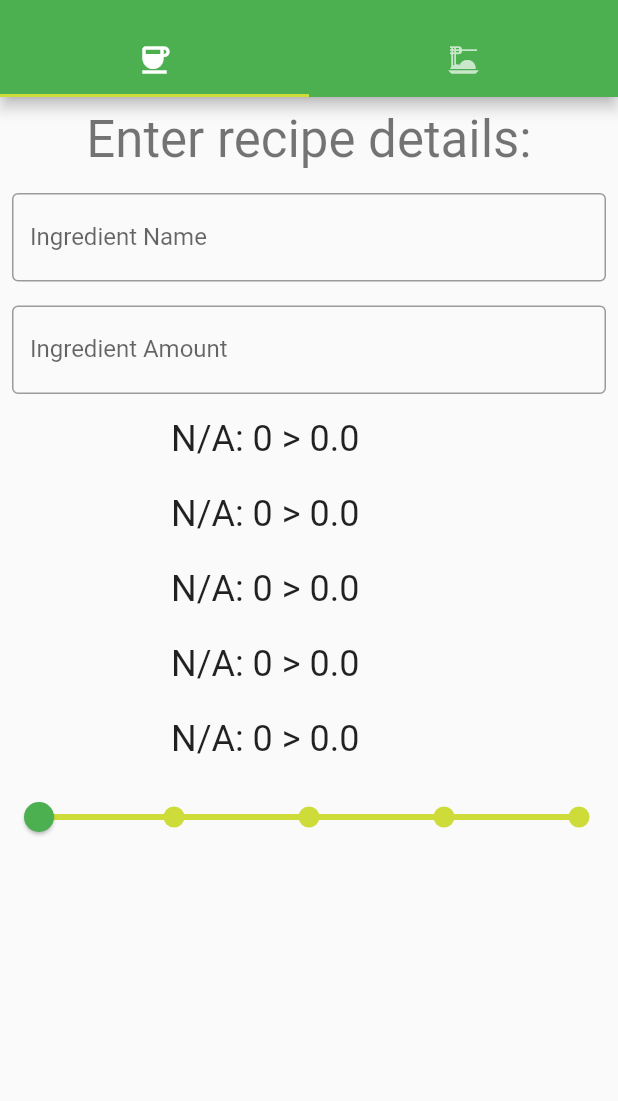
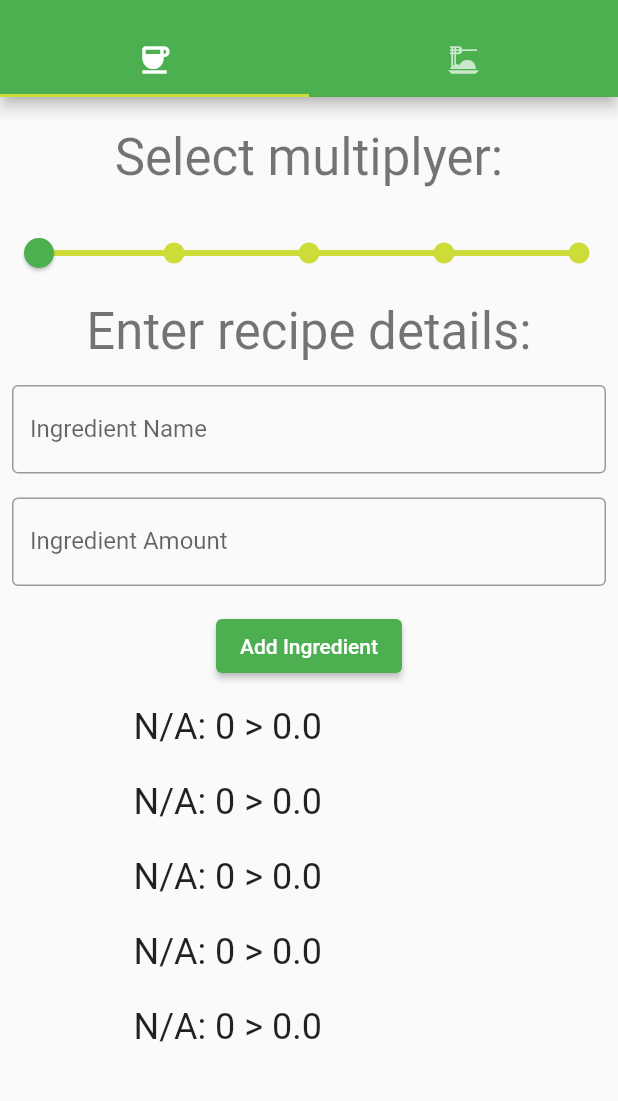
Before and after one commit to t-hamilton20/ESSDev_MobileDev, a Flutter app: the screen it shows after launch, on a phone screen of 412 x 824 dp, the part 59-1160 px from its top. Run offline on Flutter 3.47's test engine with Material 2 defaults, Android fonts, the phone set to English and light mode, and no system bars.

Commit message:
ingredient submitting button

```diff
--- a/adjust_recipe/lib/main.dart
+++ b/adjust_recipe/lib/main.dart
@@ -42,9 +42,9 @@ class RecipeAdjustPage extends StatefulWidget {
 
 class _RecipeAdjustPageState extends State<RecipeAdjustPage> {
   String _ingredient = '';
+  int _amount = 0;
   double _factor = 1;
   int _numEntered = 0;
-  int _alternate = 0;
   var _itemList = List<String>.filled(5, 'N/A');
   var _amountList = List.filled(5, 0);
 
@@ -69,6 +69,24 @@ class _RecipeAdjustPageState extends State<RecipeAdjustPage> {
           children: [
             Column(
               children: <Widget>[
+                // Slider for recipe multiplication factor
+                Container(
+                  padding: EdgeInsets.all(20.0),
+                  child: Text('Select multiplyer:',
+                      style: Theme.of(context).textTheme.headline4),
+                ),
+                // Slider for recipe multiplication factor
+                Slider(
+                    value: _factor,
+                    min: 1,
+                    max: 5,
+                    divisions: 4,
+                    label: _factor.toString(),
+                    onChanged: (double value) {
+                      setState(() {
+                        _factor = value;
+                      });
+                    }),
                 Container(
                   padding: EdgeInsets.all(8.0),
                   child: Text('Enter recipe details:',
@@ -82,8 +100,8 @@ class _RecipeAdjustPageState extends State<RecipeAdjustPage> {
                         border: OutlineInputBorder(),
                         labelText: 'Ingredient Name',
                       ),
-                      onSubmitted: (text) {
-                        _updateList(text);
+                      onChanged: (text) {
+                        _ingredient = text;
                       }),
                 ),
                 // For user entry of ingredient amount
@@ -95,14 +113,22 @@ class _RecipeAdjustPageState extends State<RecipeAdjustPage> {
                         border: OutlineInputBorder(),
                         labelText: 'Ingredient Amount',
                       ),
-                      onSubmitted: (amount) {
-                        _updateList(amount);
+                      onChanged: (amount) {
+                        _amount = int.parse(amount);
                       }),
+                ),
+                // For user to confirm adding ingredient
+                Container(
+                  padding: EdgeInsets.all(8.0),
+                  child: ElevatedButton(
+                    onPressed: (_updateList),
+                    child: const Text('Add Ingredient'),
+                  ),
                 ),
                 // List ingredients and amounts
                 //sized box ensures listview has box to go in
                 SizedBox(
-                  width: 200,
+                  width: 250,
                   height: 250,
                   child: ListView.builder(
                       padding: const EdgeInsets.all(8.0),
@@ -120,18 +146,6 @@ class _RecipeAdjustPageState extends State<RecipeAdjustPage> {
                         );
                       }),
                 ),
-                // Slider for recipe multiplication factor
-                Slider(
-                    value: _factor,
-                    min: 1,
-                    max: 5,
-                    divisions: 4,
-                    label: _factor.toString(),
-                    onChanged: (double value) {
-                      setState(() {
-                        _factor = value;
-                      });
-                    })
               ],
             ),
             Icon(Icons.dinner_dining, size: 350),
@@ -141,23 +155,19 @@ class _RecipeAdjustPageState extends State<RecipeAdjustPage> {
     );
   }
 
-  void _updateList(String text) {
+  void _updateList() {
     setState(() {
       // When zero, edit ingredient name, other wise edit amount
       // Altername between updating name & amount until all 5 entered
-      if (_alternate == 0) {
-        _ingredient = text;
-        if (_numEntered < 5) {
-          _itemList[_numEntered] = _ingredient;
-        }
-        _alternate = 1;
-      } else {
-        if (_numEntered < 5) {
-          _amountList[_numEntered] = int.parse(text);
-        }
-        _numEntered++;
-        _alternate = 0;
+
+      if (_numEntered < 5) {
+        _itemList[_numEntered] = _ingredient;
       }
+
+      if (_numEntered < 5) {
+        _amountList[_numEntered] = _amount;
+      }
+      _numEntered++;
     });
   }
 }
```
